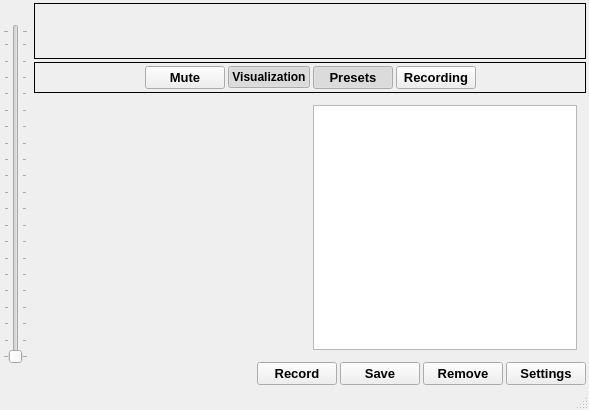
This is finny/ui/mainwindow.ui in RyanNerd/finny as Qt 5 draws it before an edit. The edited form follows.
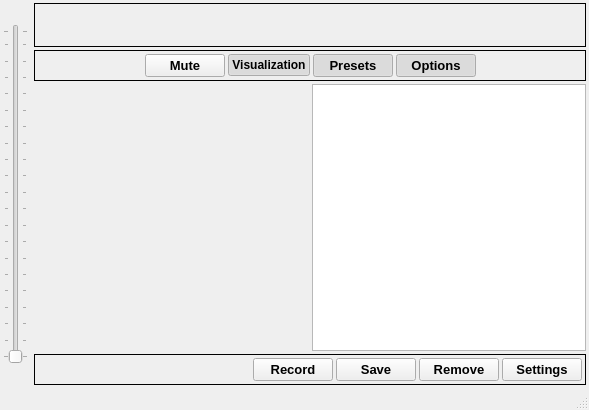
This is the edited form. Icons and pictures are not drawn.

Commit message: Improved the GUI some. Now: All lower buttons can be shown/hidden via an "options" button. The spacing between widgets is now more uniform. We can have a bigger visualization.

```diff
--- a/finny/ui/mainwindow.ui
+++ b/finny/ui/mainwindow.ui
@@ -146,6 +146,12 @@
              <enum>QFrame::Box</enum>
             </property>
             <layout class="QHBoxLayout" name="horizontalLayout_2">
+             <property name="spacing">
+              <number>3</number>
+             </property>
+             <property name="margin">
+              <number>3</number>
+             </property>
              <item>
               <widget class="QPushButton" name="FastUp">
                <property name="sizePolicy">
@@ -449,7 +455,7 @@
                 </font>
                </property>
                <property name="text">
-                <string>Recording</string>
+                <string>Options</string>
                </property>
                <property name="icon">
                 <iconset resource="../finny.qrc">
@@ -459,7 +465,7 @@
                 <bool>true</bool>
                </property>
                <property name="checked">
-                <bool>false</bool>
+                <bool>true</bool>
                </property>
               </widget>
              </item>
@@ -488,6 +494,12 @@
              </sizepolicy>
             </property>
             <layout class="QHBoxLayout" name="horizontalLayout">
+             <property name="spacing">
+              <number>3</number>
+             </property>
+             <property name="margin">
+              <number>0</number>
+             </property>
              <item>
               <widget class="QWidget" name="Visualization" native="true"/>
              </item>
@@ -522,19 +534,22 @@
            </widget>
           </item>
           <item>
-           <widget class="QWidget" name="widget_5" native="true">
+           <widget class="QFrame" name="Options">
             <property name="sizePolicy">
              <sizepolicy hsizetype="Preferred" vsizetype="Maximum">
               <horstretch>0</horstretch>
               <verstretch>0</verstretch>
              </sizepolicy>
             </property>
+            <property name="frameShape">
+             <enum>QFrame::Box</enum>
+            </property>
             <layout class="QHBoxLayout" name="horizontalLayout_5">
              <property name="spacing">
               <number>3</number>
              </property>
              <property name="margin">
-              <number>0</number>
+              <number>3</number>
              </property>
              <item>
               <widget class="QLabel" name="ERRORS">
```
Left out of the diff: 136 changed lines with no effect on the pictures. The commit also changes 2 other files.
